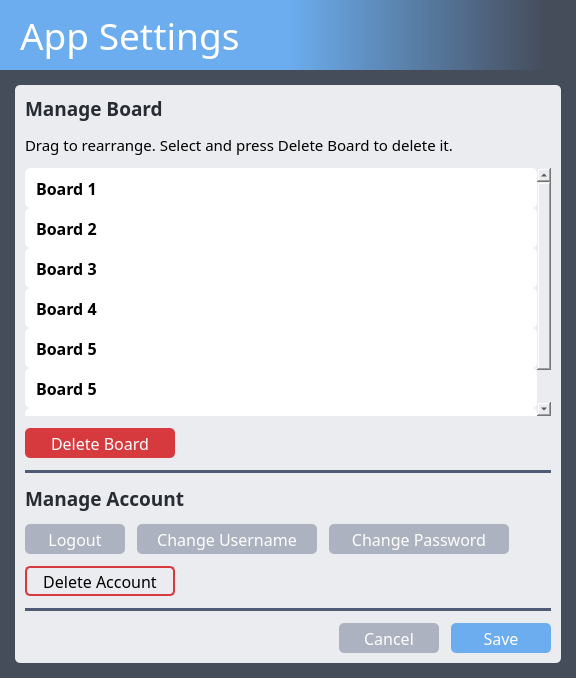
Old version of the form src/ui/app_settings.ui in the repository dulapahv/Kanbaru.
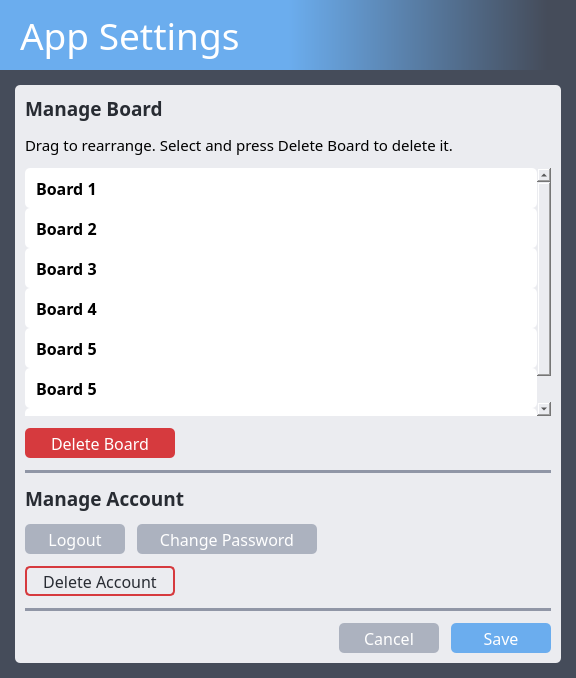
New version of the form.

Diff of the .ui file:
```diff
--- a/src/ui/app_settings.ui
+++ b/src/ui/app_settings.ui
@@ -35,6 +35,12 @@
     </property>
     <item>
      <widget class="QLabel" name="label_3">
+      <property name="sizePolicy">
+       <sizepolicy hsizetype="Preferred" vsizetype="Fixed">
+        <horstretch>0</horstretch>
+        <verstretch>0</verstretch>
+       </sizepolicy>
+      </property>
       <property name="minimumSize">
        <size>
         <width>0</width>
@@ -141,7 +147,7 @@
                  </font>
                 </property>
                 <property name="styleSheet">
-                 <string notr="true">QListWidget::item {height: 40px; padding: 0px 0px 0px 8px}
+                 <string notr="true">QListWidget::item {height: 40px; padding: 0px 8px 0px 8px}
 QListWidget::item {background-color: #ffffff; color: #000000; border-radius: 5px}
 QListWidget::item:hover {background-color: #f4f5f7; color: #000000}
 QListWidget::item:selected {background-color: #cccccc; color: #000000}
@@ -162,6 +168,12 @@
                 <property name="selectionMode">
                  <enum>QAbstractItemView::ExtendedSelection</enum>
                 </property>
+                <property name="verticalScrollMode">
+                 <enum>QAbstractItemView::ScrollPerPixel</enum>
+                </property>
+                <property name="horizontalScrollMode">
+                 <enum>QAbstractItemView::ScrollPerPixel</enum>
+                </property>
                 <property name="isWrapping" stdset="0">
                  <bool>false</bool>
                 </property>
@@ -270,7 +282,7 @@
               <item>
                <widget class="Line" name="line_2">
                 <property name="styleSheet">
-                 <string notr="true">background-color: #505b76;</string>
+                 <string notr="true">background-color: #9096a6;</string>
                 </property>
                 <property name="frameShadow">
                  <enum>QFrame::Plain</enum>
@@ -337,38 +349,6 @@
                   </property>
                  </widget>
                 </item>
-                <item>
-                 <widget class="QPushButton" name="pushButton_8">
-                  <property name="sizePolicy">
-                   <sizepolicy hsizetype="Fixed" vsizetype="Fixed">
-                    <horstretch>0</horstretch>
-                    <verstretch>0</verstretch>
-                   </sizepolicy>
-                  </property>
-                  <property name="minimumSize">
-                   <size>
-                    <width>180</width>
-                    <height>30</height>
-                   </size>
-                  </property>
-                  <property name="font">
-                   <font>
-                    <family>Torus Pro</family>
-                    <pointsize>12</pointsize>
-                   </font>
-                  </property>
-                  <property name="cursor">
-                   <cursorShape>PointingHandCursor</cursorShape>
-                  </property>
-                  <property name="styleSheet">
-                   <string notr="true">QPushButton {background-color: #acb2bf; color: #ffffff; border-radius: 5px}
-QPushButton:hover {background-color: #7e828c;}</string>
-                  </property>
-                  <property name="text">
-                   <string>Change Username</string>
-                  </property>
-                 </widget>
-                </item>
                 <item>
                  <widget class="QPushButton" name="pushButton_9">
                   <property name="sizePolicy">
@@ -440,7 +420,7 @@
                  <cursorShape>PointingHandCursor</cursorShape>
                 </property>
                 <property name="styleSheet">
-                 <string notr="true">QPushButton {border-color: #d63a3e; border-width: 1.5px; border-style: solid; color: #000000; border-radius: 5px}
+                 <string notr="true">QPushButton {border-color: #d63a3e; border-width: 1.5px; border-style: solid; color: #282c33; border-radius: 5px}
 QPushButton:hover {background-color: #d63a3e; color: #ffffff;}</string>
                 </property>
                 <property name="text">
@@ -451,7 +431,7 @@
               <item>
                <widget class="Line" name="line">
                 <property name="styleSheet">
-                 <string notr="true">background-color: #505b76;</string>
+                 <string notr="true">background-color: #9096a6;</string>
                 </property>
                 <property name="frameShadow">
                  <enum>QFrame::Plain</enum>
```
